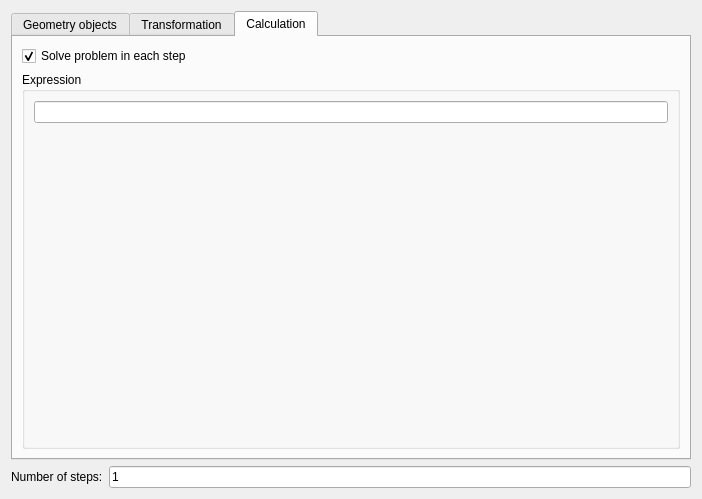
Above: resources/forms/Serial Calculations.ui from hpfem/agros2d before the change. Below: the same form after it.
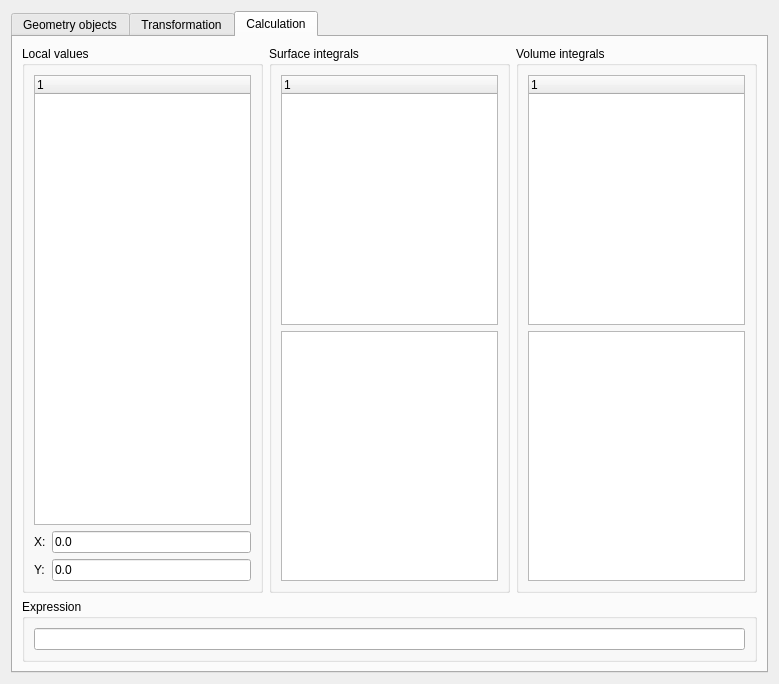
That is the form after the change. The open tabs and pages were chosen to show the change.

Commit message: serial calculations form improved

What changed in the file:
```diff
--- a/resources/forms/Serial Calculations.ui
+++ b/resources/forms/Serial Calculations.ui
@@ -6,8 +6,8 @@
    <rect>
     <x>0</x>
     <y>0</y>
-    <width>702</width>
-    <height>499</height>
+    <width>779</width>
+    <height>684</height>
    </rect>
   </property>
   <property name="windowTitle">
@@ -16,23 +16,6 @@
   <layout class="QVBoxLayout" name="verticalLayout">
    <item>
     <layout class="QGridLayout" name="gridLayout">
-     <item row="1" column="0">
-      <widget class="QLabel" name="label_4">
-       <property name="text">
-        <string>Number of steps:</string>
-       </property>
-      </widget>
-     </item>
-     <item row="1" column="1">
-      <widget class="QLineEdit" name="txtSteps">
-       <property name="text">
-        <string>1</string>
-       </property>
-       <property name="dataType" stdset="0">
-        <string>int</string>
-       </property>
-      </widget>
-     </item>
      <item row="0" column="0" colspan="2">
       <widget class="QTabWidget" name="tabWidget">
        <property name="currentIndex">
@@ -286,6 +269,42 @@
            </layout>
           </widget>
          </item>
+         <item row="4" column="0">
+          <widget class="QGroupBox" name="groupBox_11">
+           <property name="title">
+            <string>Repetition</string>
+           </property>
+           <layout class="QGridLayout" name="gridLayout_16">
+            <item row="0" column="1">
+             <widget class="QLineEdit" name="txtSteps">
+              <property name="text">
+               <string>1</string>
+              </property>
+              <property name="dataType" stdset="0">
+               <string>int</string>
+              </property>
+             </widget>
+            </item>
+            <item row="0" column="0">
+             <widget class="QLabel" name="label_4">
+              <property name="text">
+               <string>Number of steps:</string>
+              </property>
+             </widget>
+            </item>
+            <item row="0" column="2">
+             <widget class="QCheckBox" name="chkSolve">
+              <property name="text">
+               <string>Solve problem in each step</string>
+              </property>
+              <property name="checked">
+               <bool>true</bool>
+              </property>
+             </widget>
+            </item>
+           </layout>
+          </widget>
+         </item>
         </layout>
        </widget>
        <widget class="QWidget" name="tab_2">
@@ -293,7 +312,126 @@
          <string>Calculation</string>
         </attribute>
         <layout class="QGridLayout" name="gridLayout_5">
-         <item row="3" column="0">
+         <item row="2" column="0">
+          <layout class="QGridLayout" name="gridLayout_7">
+           <item row="0" column="4">
+            <widget class="QGroupBox" name="groupBox_10">
+             <property name="title">
+              <string>Volume integrals</string>
+             </property>
+             <layout class="QGridLayout" name="gridLayout_14">
+              <item row="0" column="0">
+               <widget class="QTreeWidget" name="trvVolumeIntegrals">
+                <property name="dataType" stdset="0">
+                 <string>volume_integrals</string>
+                </property>
+                <column>
+                 <property name="text">
+                  <string notr="true">1</string>
+                 </property>
+                </column>
+               </widget>
+              </item>
+              <item row="1" column="0">
+               <widget class="QListWidget" name="lstVolumeIntegralsLabels">
+                <property name="dataType" stdset="0">
+                 <string>labels</string>
+                </property>
+               </widget>
+              </item>
+             </layout>
+            </widget>
+           </item>
+           <item row="0" column="3">
+            <widget class="QGroupBox" name="groupBox_9">
+             <property name="title">
+              <string>Surface integrals</string>
+             </property>
+             <layout class="QGridLayout" name="gridLayout_13">
+              <item row="1" column="0">
+               <widget class="QListWidget" name="lstSurfaceIntegralsEdges">
+                <property name="dataType" stdset="0">
+                 <string>edges</string>
+                </property>
+               </widget>
+              </item>
+              <item row="0" column="0">
+               <widget class="QTreeWidget" name="trvSurfaceIntegrals">
+                <property name="dataType" stdset="0">
+                 <string>surface_integrals</string>
+                </property>
+                <column>
+                 <property name="text">
+                  <string notr="true">1</string>
+                 </property>
+                </column>
+               </widget>
+              </item>
+             </layout>
+            </widget>
+           </item>
+           <item row="0" column="0">
+            <widget class="QGroupBox" name="groupBox_4">
+             <property name="title">
+              <string>Local values</string>
+             </property>
+             <layout class="QGridLayout" name="gridLayout_12">
+              <item row="0" column="1">
+               <widget class="QTreeWidget" name="trvLocalValues">
+                <property name="dataType" stdset="0">
+                 <string>local_values</string>
+                </property>
+                <column>
+                 <property name="text">
+                  <string notr="true">1</string>
+                 </property>
+                </column>
+               </widget>
+              </item>
+              <item row="1" column="1">
+               <layout class="QGridLayout" name="gridLayout_15">
+                <item row="0" column="0">
+                 <widget class="QLabel" name="label">
+                  <property name="text">
+                   <string>X:</string>
+                  </property>
+                 </widget>
+                </item>
+                <item row="0" column="1">
+                 <widget class="QLineEdit" name="txtLocalValuesX">
+                  <property name="text">
+                   <string>0.0</string>
+                  </property>
+                  <property name="dataType" stdset="0">
+                   <string>double</string>
+                  </property>
+                 </widget>
+                </item>
+                <item row="1" column="0">
+                 <widget class="QLabel" name="label_5">
+                  <property name="text">
+                   <string>Y:</string>
+                  </property>
+                 </widget>
+                </item>
+                <item row="1" column="1">
+                 <widget class="QLineEdit" name="txtLocalValuesY">
+                  <property name="text">
+                   <string>0.0</string>
+                  </property>
+                  <property name="dataType" stdset="0">
+                   <string>double</string>
+                  </property>
+                 </widget>
+                </item>
+               </layout>
+              </item>
+             </layout>
+            </widget>
+           </item>
+          </layout>
+         </item>
+         <item row="4" column="0">
           <widget class="QGroupBox" name="groupBox_8">
            <property name="title">
             <string>Expression</string>
@@ -306,32 +444,9 @@
               </property>
              </widget>
             </item>
-            <item row="1" column="0">
-             <spacer name="verticalSpacer">
-              <property name="orientation">
-               <enum>Qt::Vertical</enum>
-              </property>
-              <property name="sizeHint" stdset="0">
-               <size>
-                <width>20</width>
-                <height>40</height>
-               </size>
-              </property>
-             </spacer>
-            </item>
            </layout>
           </widget>
          </item>
-         <item row="2" column="0">
-          <widget class="QCheckBox" name="chkSolve">
-           <property name="text">
-            <string>Solve problem in each step</string>
-           </property>
-           <property name="checked">
-            <bool>true</bool>
-           </property>
-          </widget>
-         </item>
         </layout>
        </widget>
       </widget>
```
Left out of the diff: 4 changed lines with no effect on the pictures. The commit also changes 2 other files.
